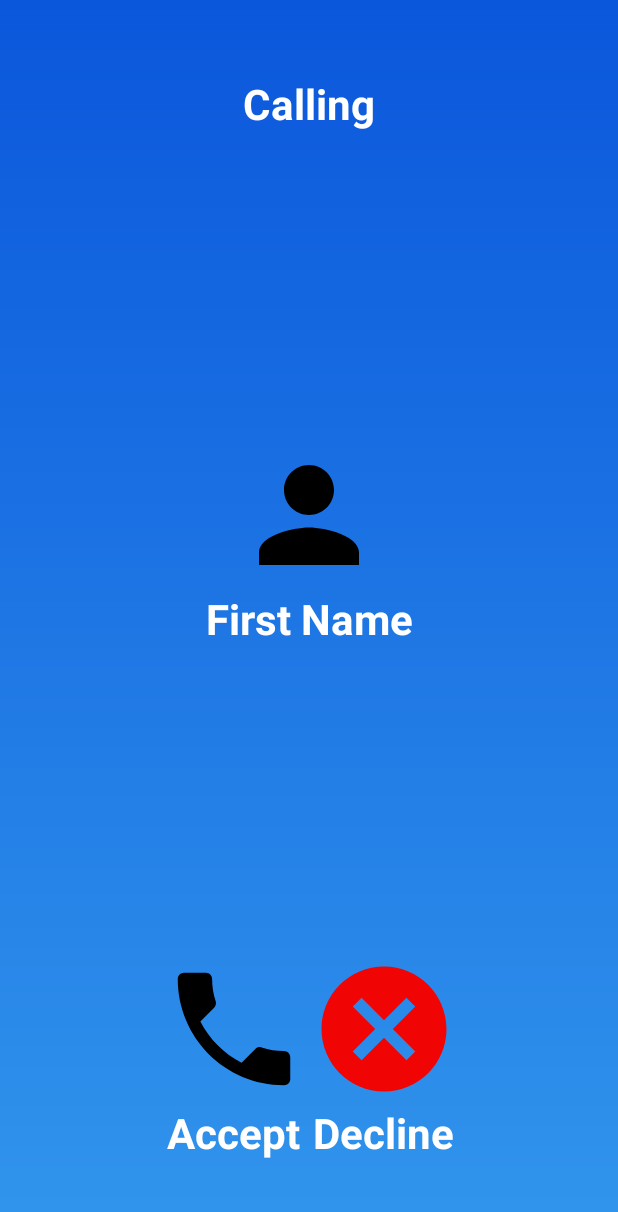
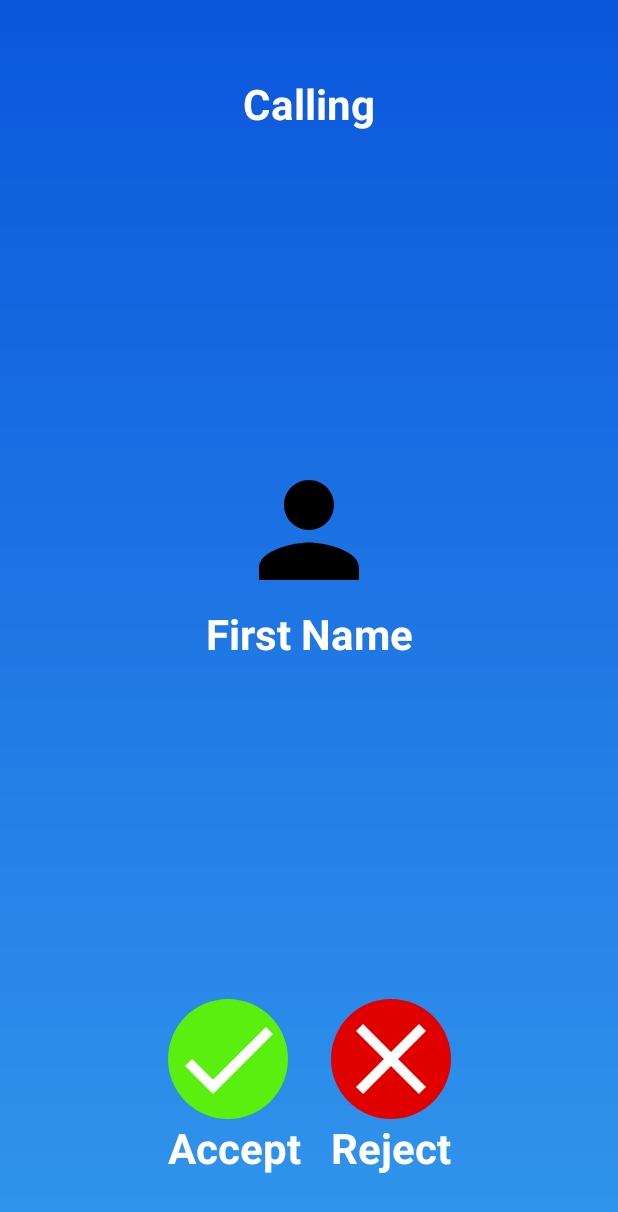
Before and after one commit to danieel47896321/VideoMeeting, an Android app: the IncomingCall screen opened directly, with no data from a screen before it, on a phone screen of 412 x 824 dp. Shown: the top 1212 px of the screen. Run offline under Robolectric (Android 15) with nearby library versions, the phone set to English and light mode, and no system bars.

Commit message:
set background for reject, accept and cancel buttons. fix header back icon. improved user adapter. finish outgoing call and incoming call xml.

```diff
--- a/app/src/main/java/com/example/videomeeting/user/Home.kt
+++ b/app/src/main/java/com/example/videomeeting/user/Home.kt
@@ -43,7 +43,7 @@ class Home : AppCompatActivity() {
         textViewFullName = findViewById<TextView>(R.id.textViewFullName)
         textViewEmail = findViewById<TextView>(R.id.textViewEmail)
         title.setText(R.string.Home)
-        backIcon.setImageDrawable(resources.getDrawable(R.drawable.signout))
+        backIcon.setImageResource(R.drawable.signout)
         val fullName = "${user.firstName} ${user.lastName}"
         textViewFullName.text = fullName
         textViewEmail.text = user.email
--- a/app/src/main/java/com/example/videomeeting/user/OutgoingCall.kt
+++ b/app/src/main/java/com/example/videomeeting/user/OutgoingCall.kt
@@ -10,7 +10,7 @@ import com.example.videomeeting.myClass.User
 
 class OutgoingCall : AppCompatActivity() {
     private lateinit var type: String
-    private lateinit var dest: String
+    private lateinit var destUser: User
     private lateinit var user: User
     private lateinit var imageViewButtonCancel: ImageView
     private lateinit var textViewType: TextView
@@ -22,8 +22,8 @@ class OutgoingCall : AppCompatActivity() {
     }
     private fun init() {
         user = (intent.getSerializableExtra("user") as? User)!!
+        destUser = (intent.getSerializableExtra("destUser") as? User)!!
         type = (intent.getSerializableExtra("type") as? String)!!
-        dest = (intent.getSerializableExtra("dest") as? String)!!
         imageViewButtonCancel = findViewById<ImageView>(R.id.imageViewButtonCancel)
         textViewType = findViewById<TextView>(R.id.textViewType)
         textViewFullName = findViewById<TextView>(R.id.textViewFullName)
@@ -31,7 +31,7 @@ class OutgoingCall : AppCompatActivity() {
             textViewType.text = "${resources.getString(R.string.Call)}..."
         else
             textViewType.text = "${resources.getString(R.string.VideoCall)}..."
-        textViewFullName.text = dest
+        textViewFullName.text = "${destUser.firstName} ${destUser.lastName}"
         buttonCancel()
     }
     private fun buttonCancel() { imageViewButtonCancel.setOnClickListener{ onBackPressed() } }
--- /dev/null
+++ b/app/src/main/res/drawable/accept.xml
@@ -0,0 +1,5 @@
+<vector android:height="24dp" android:tint="#FFFFFF"
+    android:viewportHeight="24" android:viewportWidth="24"
+    android:width="24dp" xmlns:android="http://schemas.android.com/apk/res/android">
+    <path android:fillColor="@android:color/white" android:pathData="M9,16.17L4.83,12l-1.42,1.41L9,19 21,7l-1.41,-1.41z"/>
+</vector>
--- /dev/null
+++ b/app/src/main/res/drawable/accept_background.xml
@@ -0,0 +1,4 @@
+<?xml version="1.0" encoding="utf-8"?>
+<shape android:shape="oval" xmlns:android="http://schemas.android.com/apk/res/android">
+    <solid android:color="@color/green"/>
+</shape>
--- a/app/src/main/res/drawable/cancel.xml
+++ /dev/null
@@ -1,5 +0,0 @@
-<vector android:height="24dp" android:tint="#F10404"
-    android:viewportHeight="24" android:viewportWidth="24"
-    android:width="24dp" xmlns:android="http://schemas.android.com/apk/res/android">
-    <path android:fillColor="@android:color/white" android:pathData="M12,2C6.47,2 2,6.47 2,12s4.47,10 10,10 10,-4.47 10,-10S17.53,2 12,2zM17,15.59L15.59,17 12,13.41 8.41,17 7,15.59 10.59,12 7,8.41 8.41,7 12,10.59 15.59,7 17,8.41 13.41,12 17,15.59z"/>
-</vector>
--- /dev/null
+++ b/app/src/main/res/drawable/reject.xml
@@ -0,0 +1,5 @@
+<vector android:height="24dp" android:tint="#FFFFFF"
+    android:viewportHeight="24" android:viewportWidth="24"
+    android:width="24dp" xmlns:android="http://schemas.android.com/apk/res/android">
+    <path android:fillColor="@android:color/white" android:pathData="M19,6.41L17.59,5 12,10.59 6.41,5 5,6.41 10.59,12 5,17.59 6.41,19 12,13.41 17.59,19 19,17.59 13.41,12z"/>
+</vector>
--- /dev/null
+++ b/app/src/main/res/drawable/reject_background.xml
@@ -0,0 +1,4 @@
+<?xml version="1.0" encoding="utf-8"?>
+<shape android:shape="oval" xmlns:android="http://schemas.android.com/apk/res/android">
+    <solid android:color="@color/red"/>
+</shape>
--- a/app/src/main/res/layout/activity_incoming_call.xml
+++ b/app/src/main/res/layout/activity_incoming_call.xml
@@ -48,13 +48,14 @@
         android:id="@+id/linearLayoutCancel"
         android:layout_width="wrap_content"
         android:layout_height="wrap_content"
-        android:layout_marginBottom="50dp"
+        android:layout_marginBottom="30dp"
         android:orientation="horizontal"
         app:layout_constraintBottom_toBottomOf="parent"
         app:layout_constraintEnd_toEndOf="parent"
         app:layout_constraintStart_toStartOf="parent">
 
         <LinearLayout
+            android:padding="10dp"
             android:orientation="vertical"
             android:layout_width="wrap_content"
             android:layout_height="wrap_content">
@@ -62,9 +63,10 @@
             <ImageView
                 android:foreground="?android:attr/selectableItemBackground"
                 android:id="@+id/imageViewButtonAccept"
-                android:layout_width="100dp"
-                android:layout_height="100dp"
-                android:src="@drawable/phone" />
+                android:background="@drawable/accept_background"
+                android:layout_width="80dp"
+                android:layout_height="80dp"
+                android:src="@drawable/accept" />
 
             <TextView
                 style="@style/TextView_Style"
@@ -75,25 +77,25 @@
         </LinearLayout>
 
         <LinearLayout
+            android:padding="10dp"
             android:orientation="vertical"
             android:layout_width="wrap_content"
             android:layout_height="wrap_content">
 
         <ImageView
             android:foreground="?android:attr/selectableItemBackground"
-            android:id="@+id/imageViewButtonDecline"
-            android:layout_width="100dp"
-            android:layout_height="100dp"
-            android:src="@drawable/cancel" />
+            android:id="@+id/imageViewButtonReject"
+            android:background="@drawable/reject_background"
+            android:layout_width="80dp"
+            android:layout_height="80dp"
+            android:src="@drawable/reject" />
 
         <TextView
             style="@style/TextView_Style"
             android:layout_width="wrap_content"
             android:layout_height="wrap_content"
             android:layout_gravity="center"
-            android:text="@string/Decline" />
+            android:text="@string/Reject" />
         </LinearLayout>
-
     </LinearLayout>
-
 </androidx.constraintlayout.widget.ConstraintLayout>
--- a/app/src/main/res/values/colors.xml
+++ b/app/src/main/res/values/colors.xml
@@ -8,7 +8,8 @@
     <color name="black">#FF000000</color>
     <color name="white">#FFFFFFFF</color>
     <color name="grey">#E4E6EA</color>
-    <color name="red">#D50000</color>
+    <color name="green">#5AEF0F</color>
+    <color name="red">#E10000</color>
     <color name="blue">#0B57DC</color>
     <color name="blue2">#0979DA</color>
     <color name="default_color">#808080</color>
--- a/app/src/main/res/values/strings.xml
+++ b/app/src/main/res/values/strings.xml
@@ -41,8 +41,8 @@
     <string name="Cancel">Cancel</string>
     <string name="VideoCall">Video Calling</string>
     <!-- IncomingCall Page -->
-    <string name="Decline">Decline</string>
     <string name="Accept">Accept</string>
+    <string name="Reject">Reject</string>
     <!-- Arrays -->
     <string-array name="Main">
         <item>@string/SignIn</item>
```
Also changed, not shown: app/src/main/java/com/example/videomeeting/adapter/UserAdapter.kt (+4 -6 lines), app/src/main/res/layout/activity_outgoing_call.xml (+6 -4 lines), app/src/main/res/layout/header.xml (+5 -5 lines), 1 other file.
